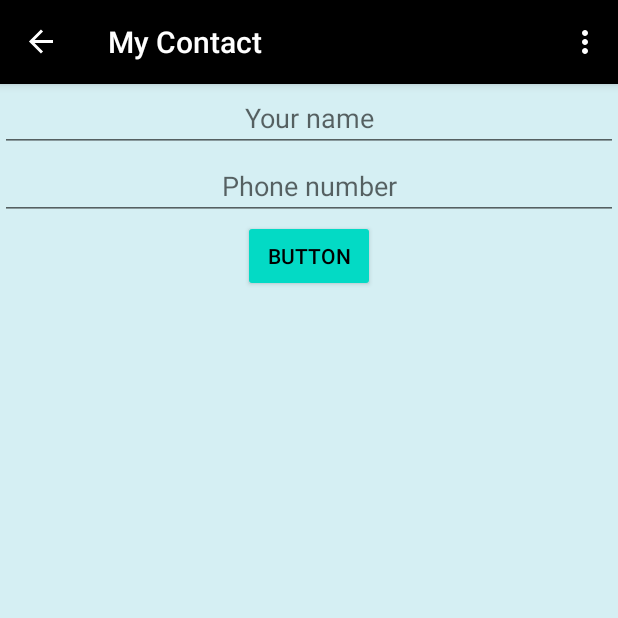
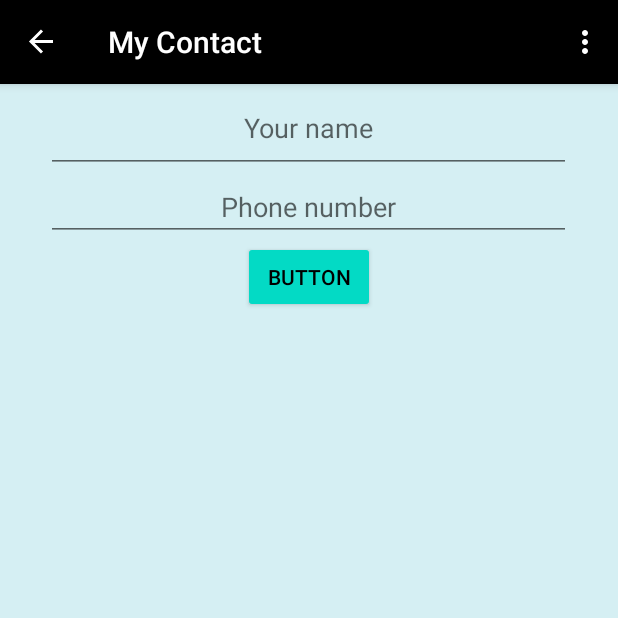
Before and after one commit to KlawitChanyut/NewFirstAppV2, an Android app: the ContactFragment screen opened through its navigation route, on a phone screen of 412 x 824 dp, the top half of it. Run offline under Robolectric (Android 15) with nearby library versions, the phone set to English and light mode, and no system bars; our stand-ins replace Room's generated code, data binding, navigation-ui; 1 statement that could not run was skipped.

Commit message:
Change Position

```diff
--- a/app/src/main/res/layout/fragment_contact.xml
+++ b/app/src/main/res/layout/fragment_contact.xml
@@ -22,8 +22,9 @@
 
             <EditText
                 android:id="@+id/editTextTextPersonName"
-                android:layout_width="match_parent"
-                android:layout_height="wrap_content"
+                android:layout_width="350dp"
+                android:layout_height="59dp"
+                android:layout_gravity="center"
                 android:ems="10"
                 android:hint="@string/your_name"
                 android:inputType="text"
@@ -31,8 +32,9 @@
 
             <EditText
                 android:id="@+id/editTextTextPersonPhone"
-                android:layout_width="match_parent"
+                android:layout_width="350dp"
                 android:layout_height="wrap_content"
+                android:layout_gravity="center"
                 android:ems="10"
                 android:hint="@string/phone_number"
                 android:inputType="text"
@@ -51,8 +53,9 @@
 
             <TextView
                 android:id="@+id/textview"
-                android:layout_width="match_parent"
-                android:layout_height="match_parent"
+                android:layout_width="350dp"
+                android:layout_height="579dp"
+                android:layout_gravity="center"
                 android:text="@{contactViewModel.contactString}" />
 
         </LinearLayout>
```
